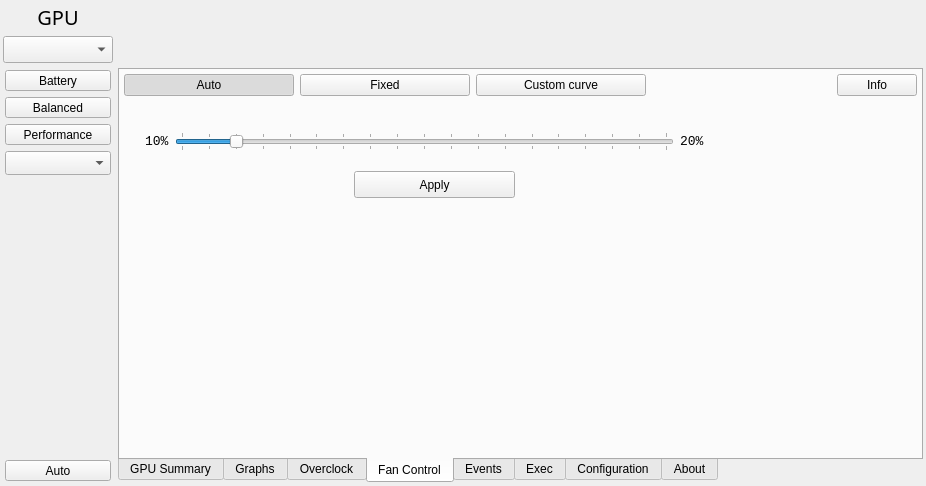
The window that radeon-profile/radeon_profile.ui (marazmista/radeon-profile) describes before a commit, drawn with Qt 5.
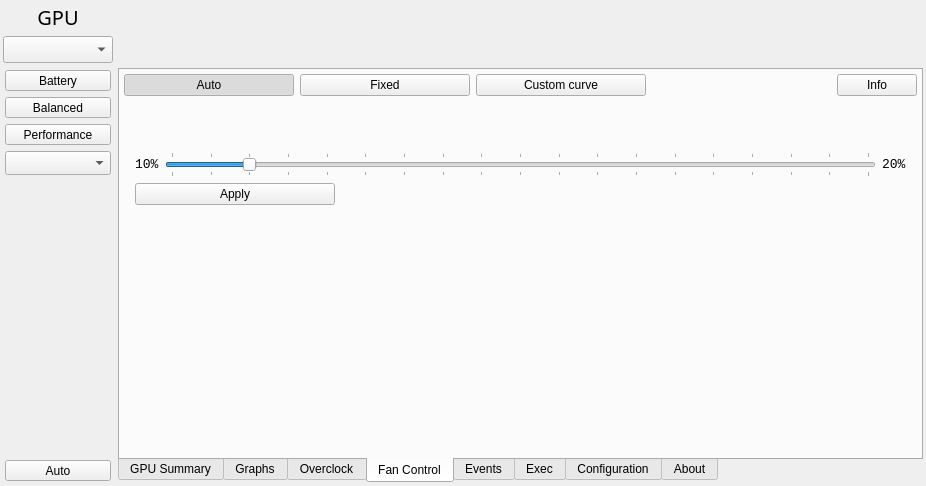
The same window after the commit. The open tabs and pages were chosen to show the change. Icons and pictures are not drawn.

The edit to the form file:
```diff
--- a/radeon-profile/radeon_profile.ui
+++ b/radeon-profile/radeon_profile.ui
@@ -82,35 +82,25 @@
         <height>60</height>
        </size>
       </property>
-      <layout class="QHBoxLayout" name="horizontalLayout_16">
-       <property name="leftMargin">
-        <number>0</number>
-       </property>
-       <property name="topMargin">
-        <number>0</number>
-       </property>
-       <property name="rightMargin">
-        <number>0</number>
-       </property>
-       <property name="bottomMargin">
-        <number>0</number>
-       </property>
-       <item>
         <layout class="QGridLayout" name="grid_topbar">
-         <property name="sizeConstraint">
-          <enum>QLayout::SetMinAndMaxSize</enum>
-         </property>
          <property name="leftMargin">
           <number>5</number>
          </property>
+       <property name="topMargin">
+        <number>0</number>
+       </property>
+       <property name="rightMargin">
+        <number>0</number>
+       </property>
+       <property name="bottomMargin">
+        <number>0</number>
+       </property>
          <property name="horizontalSpacing">
           <number>10</number>
          </property>
          <property name="verticalSpacing">
           <number>2</number>
          </property>
-        </layout>
-       </item>
       </layout>
      </widget>
     </item>
@@ -1477,30 +1467,8 @@
           </property>
           <widget class="QWidget" name="page"/>
           <widget class="QWidget" name="page_fixed">
-           <widget class="QPushButton" name="btn_pwmFixedApply">
-            <property name="geometry">
-             <rect>
-              <x>230</x>
-              <y>70</y>
-              <width>161</width>
-              <height>27</height>
-             </rect>
-            </property>
-            <property name="text">
-             <string>Apply</string>
-            </property>
-           </widget>
-           <widget class="QWidget" name="horizontalLayoutWidget">
-            <property name="geometry">
-             <rect>
-              <x>10</x>
-              <y>20</y>
-              <width>581</width>
-              <height>41</height>
-             </rect>
-            </property>
-            <layout class="QHBoxLayout" name="horizontalLayout_8">
-             <item>
+           <layout class="QGridLayout" name="gridLayout_17">
+            <item row="2" column="0">
               <widget class="QLabel" name="l_minFanSpeed">
                <property name="font">
                 <font>
@@ -1513,7 +1481,7 @@
                </property>
               </widget>
              </item>
-             <item>
+            <item row="2" column="1">
               <widget class="QSlider" name="fanSpeedSlider">
                <property name="minimum">
                 <number>10</number>
@@ -1538,7 +1506,7 @@
                </property>
               </widget>
              </item>
-             <item>
+            <item row="2" column="2">
               <widget class="QLabel" name="labelFixedSpeed">
                <property name="font">
                 <font>
@@ -1551,8 +1519,58 @@
                </property>
               </widget>
              </item>
-            </layout>
-           </widget>
+            <item row="3" column="0" colspan="2">
+             <widget class="QPushButton" name="btn_pwmFixedApply">
+              <property name="maximumSize">
+               <size>
+                <width>200</width>
+                <height>16777215</height>
+               </size>
+              </property>
+              <property name="text">
+               <string>Apply</string>
+              </property>
+             </widget>
+            </item>
+            <item row="1" column="1">
+             <spacer name="verticalSpacer_12">
+              <property name="orientation">
+               <enum>Qt::Vertical</enum>
+              </property>
+              <property name="sizeType">
+               <enum>QSizePolicy::Maximum</enum>
+              </property>
+              <property name="sizeHint" stdset="0">
+               <size>
+                <width>20</width>
+                <height>40</height>
+               </size>
+              </property>
+             </spacer>
+            </item>
+            <item row="4" column="1">
+             <spacer name="verticalSpacer_2">
+              <property name="orientation">
+               <enum>Qt::Vertical</enum>
+              </property>
+              <property name="sizeHint" stdset="0">
+               <size>
+                <width>20</width>
+                <height>40</height>
+               </size>
+              </property>
+             </spacer>
+            </item>
+           </layout>
+           <zorder>btn_pwmFixedApply</zorder>
+           <zorder>fanSpeedSlider</zorder>
+           <zorder>l_minFanSpeed</zorder>
+           <zorder>labelFixedSpeed</zorder>
+           <zorder>fanSpeedSlider</zorder>
+           <zorder>l_minFanSpeed</zorder>
+           <zorder>labelFixedSpeed</zorder>
+           <zorder>verticalSpacer_12</zorder>
+           <zorder>verticalSpacer_2</zorder>
           </widget>
           <widget class="QWidget" name="page_profile">
            <layout class="QGridLayout" name="gridLayout_13">
```
Left out of the diff: 7 changed lines with no effect on the pictures. Lines whose indentation alone changed are shown as unchanged.
